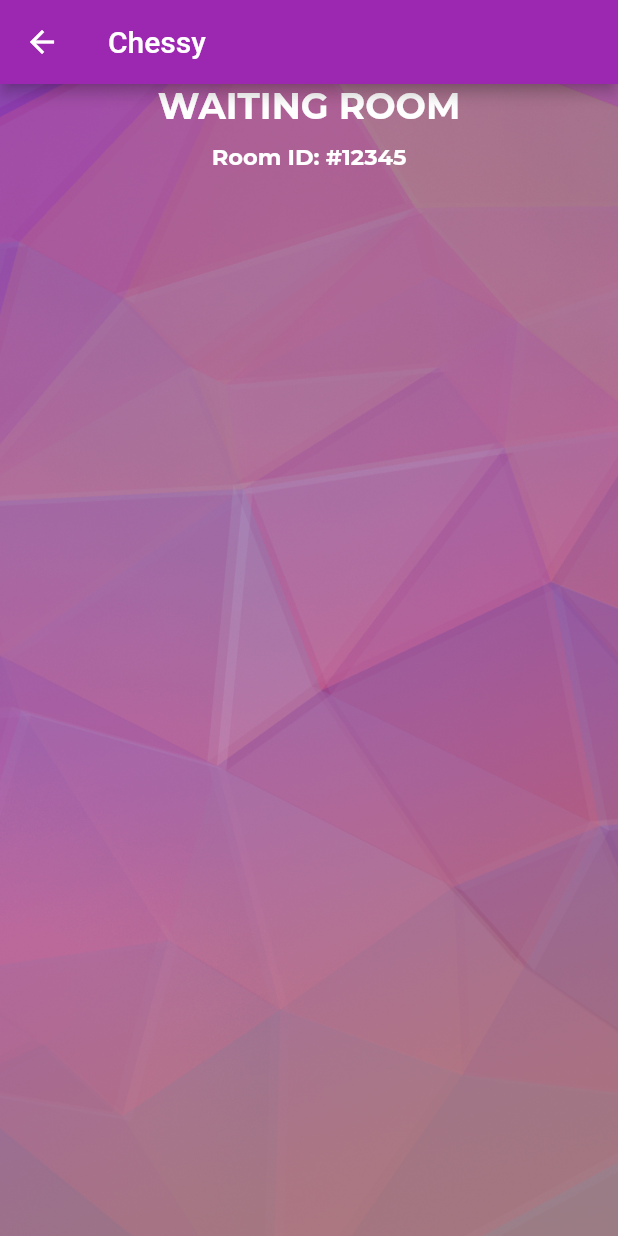
After one commit to ChauKiet0311/Chessy_MobileApp, a Flutter app: the WaitingScreen screen opened directly, on a phone screen of 412 x 824 dp. The commit adds this screen. Run offline on Flutter 3.47's test engine with Material 2 defaults, Android fonts, the phone set to English and light mode, and no system bars; our stand-ins replace animated_splash_screen, google_nav_bar, page_transition, quickalert; missing offline and left inert: flutter_chess_board, material_dialogs, neplox_linkpreviewer, stack, webfeed; network calls fail.

Commit message:
improve UI performance by considering const

```diff
--- a/lib/components/create_room_button.dart
+++ b/lib/components/create_room_button.dart
@@ -24,14 +24,14 @@ class CreateRoomButton extends StatelessWidget {
     return Card(
         shape: RoundedRectangleBorder(borderRadius: BorderRadius.circular(20)),
         elevation: 5,
-        child: new InkWell(
+        child: InkWell(
             onTap: press,
             child: Container(
               padding: const EdgeInsets.all(30),
               width: 170,
               height: 170,
               decoration: const BoxDecoration(
-                  color: const Color.fromARGB(255, 249, 216, 244),
+                  color: Color.fromARGB(255, 249, 216, 244),
                   borderRadius: BorderRadius.all(Radius.circular(20))),
               child: Column(children: [
                 Image.asset(
@@ -41,7 +41,7 @@ class CreateRoomButton extends StatelessWidget {
                   width: 80,
                 ),
                 Text(name,
-                    style: TextStyle(
+                    style: const TextStyle(
                         fontFamily: 'Montserrat',
                         fontWeight: FontWeight.w700,
                         fontSize: 14,
--- a/lib/screen/home_screen.dart
+++ b/lib/screen/home_screen.dart
@@ -13,8 +13,9 @@ class HomeScreen extends StatelessWidget {
         body: Container(
             alignment: Alignment.center,
             decoration: const BoxDecoration(
-                image: const DecorationImage(
-                    image: AssetImage('image/167.jpg'), fit: BoxFit.cover)),
+                image: DecorationImage(
+                    image: const AssetImage('image/167.jpg'),
+                    fit: BoxFit.cover)),
             child: Center(
                 child: Column(
               children: [
--- /dev/null
+++ b/lib/screen/match_sub_screen/create_room_sub_screen/waiting_room.dart
@@ -0,0 +1,57 @@
+import 'package:flutter/material.dart';
+
+class WaitingScreen extends StatefulWidget {
+  WaitingScreen({super.key});
+
+  @override
+  State<StatefulWidget> createState() {
+    return _WaitingScreen();
+  }
+}
+
+class _WaitingScreen extends State<WaitingScreen> {
+  _WaitingScreen() {}
+
+  Text customText(String name) {
+    return Text(
+      name,
+      style: TextStyle(
+          fontFamily: 'Montserrat',
+          fontWeight: FontWeight.w700,
+          fontSize: 12,
+          color: Colors.white),
+    );
+  }
+
+  @override
+  Widget build(BuildContext context) {
+    return Scaffold(
+        appBar: AppBar(title: const Text("Chessy")),
+        body: Container(
+            alignment: Alignment.centerLeft,
+            decoration: const BoxDecoration(
+                image: DecorationImage(
+                    image: const AssetImage('image/167.jpg'),
+                    fit: BoxFit.cover)),
+            child: Center(
+                child: Column(children: [
+              Text(
+                "WAITING ROOM",
+                style: TextStyle(
+                    fontFamily: 'Montserrat',
+                    fontWeight: FontWeight.w700,
+                    fontSize: 24,
+                    color: Colors.white),
+              ),
+              SizedBox(height: 10),
+              Text(
+                "Room ID: #12345",
+                style: TextStyle(
+                    fontFamily: 'Montserrat',
+                    fontWeight: FontWeight.w700,
+                    fontSize: 15,
+                    color: Colors.white),
+              ),
+            ]))));
+  }
+}
```
Also changed, not shown: lib/components/logout_dialog.dart (+9 -8 lines), lib/components/puzzle_room_card.dart (+7 -7 lines), lib/components/room_item.dart (+24 -24 lines), lib/screen/match_sub_screen/create_room_screen.dart (+8 -5 lines), lib/screen/match_sub_screen/create_room_sub_screen/create_room_normal_room.dart (+8 -8 lines), lib/screen/match_sub_screen/create_room_sub_screen/puzzle_screen.dart (+12 -12 lines).
